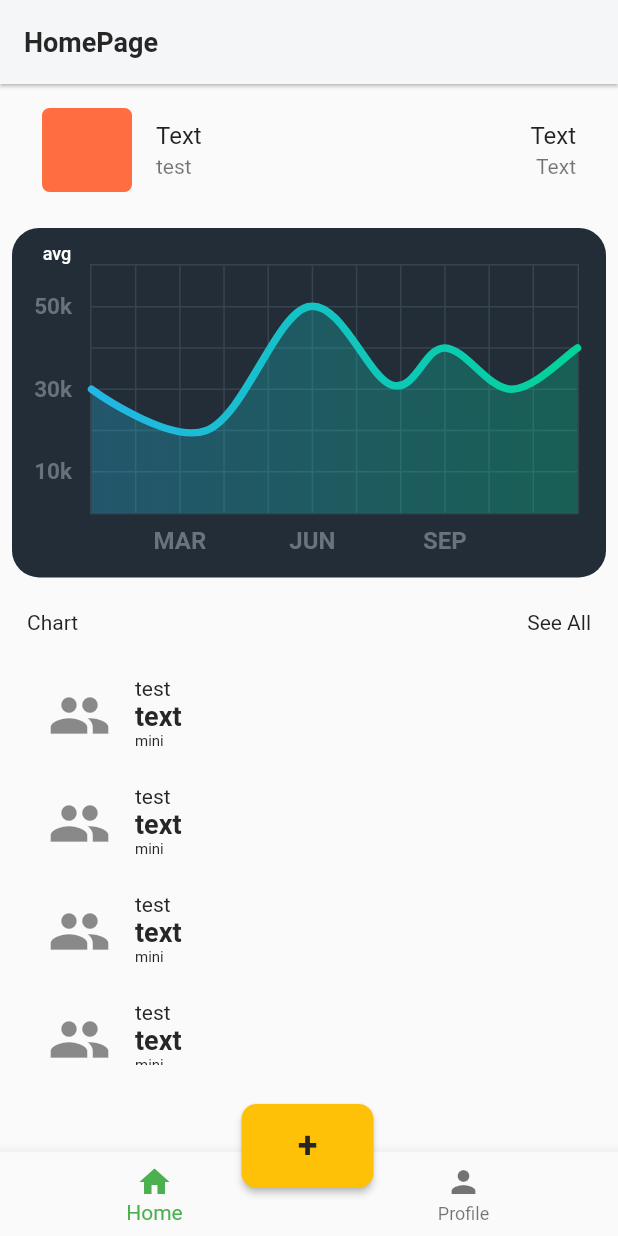
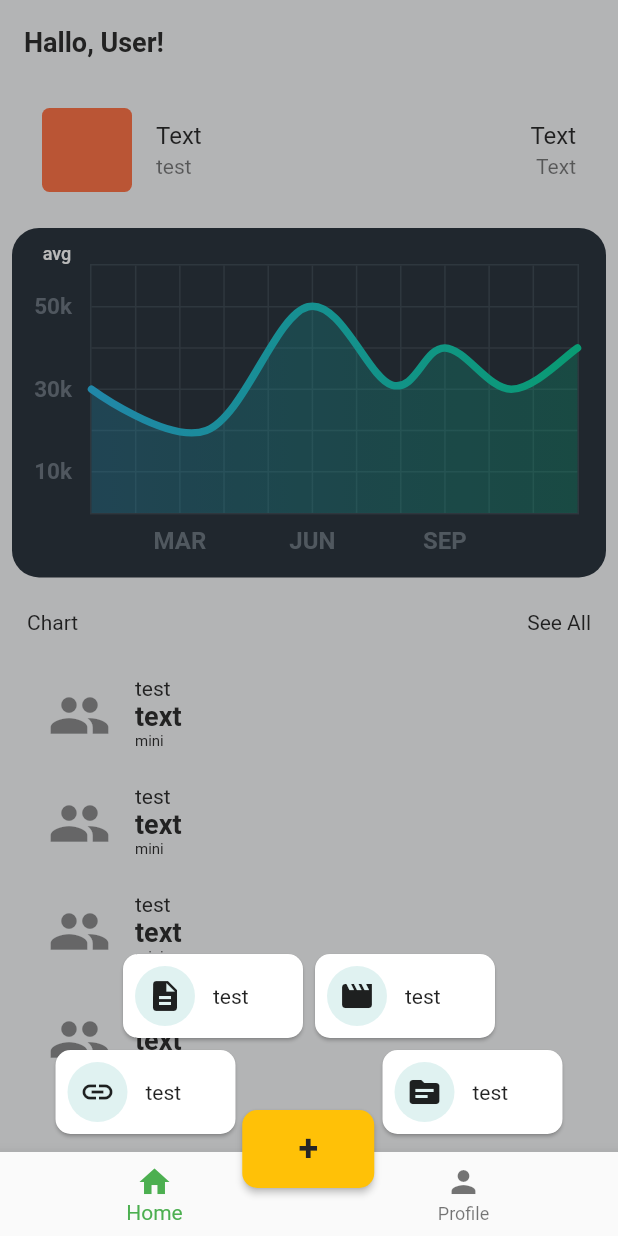
Before and after one commit to noersy/simbasa, a Flutter app: the DashboardPage screen opened directly, after a tap on an icon or button, on a phone screen of 412 x 824 dp. Run offline on Flutter 3.47's test engine with Material 2 defaults, Android fonts, the phone set to English and light mode, and no system bars; drawn by our look-alikes of fl_chart; our stand-ins replace flutter_spinkit, shared_preferences; accounts and stored records are empty; Roboto replaces fonts that are missing (Mulish).

Commit message:
floatting bottom

```diff
--- a/lib/view/DasboardPage/DashboardPage.dart
+++ b/lib/view/DasboardPage/DashboardPage.dart
@@ -5,6 +5,7 @@ import 'package:simbasa/theme/PaletteColor.dart';
 import 'package:simbasa/theme/TypographyStyle.dart';
 import 'package:simbasa/view/DasboardPage/HomePage/HomePage.dart';
 import 'package:simbasa/view/DasboardPage/HomePage/component/chart/linecart.dart';
+import 'package:simbasa/view/ProfilePage/ProfilePage.dart';
 
 class DashboardPage extends StatefulWidget {
   final String username;
@@ -17,6 +18,7 @@ class DashboardPage extends StatefulWidget {
 
 class _DashboardPageState extends State<DashboardPage> {
   int _bottomNavBarSelectedIndex = 0;
+  bool _addButton = false;
 
   @override
   Widget build(BuildContext context) {
@@ -24,8 +26,8 @@ class _DashboardPageState extends State<DashboardPage> {
       HomePage(),
       Container(),
     ];
-
     return Scaffold(
+      backgroundColor: PaletteColor.primarybg2,
       floatingActionButtonLocation: FloatingActionButtonLocation.endDocked,
       bottomNavigationBar: BottomNavigationBar(
         items: [
@@ -40,6 +42,7 @@ class _DashboardPageState extends State<DashboardPage> {
         ],
         currentIndex: _bottomNavBarSelectedIndex,
         selectedItemColor: Colors.green,
+        onTap: _onPressed,
       ),
       floatingActionButton: Padding(
         padding: const EdgeInsets.only(
@@ -47,16 +50,16 @@ class _DashboardPageState extends State<DashboardPage> {
         ),
         child: Container(
           alignment: Alignment.bottomCenter,
-          margin: const EdgeInsets.only(left: 30, bottom: 20),
+          margin: const EdgeInsets.only(left: 31, bottom: 20),
           child: RawMaterialButton(
+            onPressed: _onPressedAdd,
             fillColor: Colors.amber,
             shape: RoundedRectangleBorder(
               borderRadius: BorderRadius.circular(10),
             ),
             elevation: 2,
-            onPressed: () {},
             child: Padding(
-              padding: const EdgeInsets.all(14),
+              padding: const EdgeInsets.only(top: 12, bottom: 12),
               child: Text(
                 "+",
                 style: TypographyStyle.title,
@@ -65,7 +68,143 @@ class _DashboardPageState extends State<DashboardPage> {
           ),
         ),
       ),
-      body: _children[_bottomNavBarSelectedIndex],
+      body: Stack(
+        children: [
+          _children[_bottomNavBarSelectedIndex],
+          AnimatedSwitcher(
+            duration: const Duration(milliseconds: 150),
+            child: (_addButton)
+                ? GestureDetector(
+                    onTap: () {
+                      setState(() {
+                        _addButton = false;
+                      });
+                    },
+                    child: Container(
+                      color: PaletteColor.grey.withOpacity(0.3),
+                      child: Padding(
+                        padding: const EdgeInsets.all(8.0),
+                        child: Column(
+                          mainAxisAlignment: MainAxisAlignment.end,
+                          children: [
+                            Row(
+                              mainAxisAlignment: MainAxisAlignment.center,
+                              children: [
+                                _card(
+                                    title: "test",
+                                    icon: Icon(Icons.description),
+                                    onPressed: () {
+                                      print("a");
+                                      setState(() {
+                                        _addButton = false;
+                                      });
+                                    }),
+                                _card(
+                                  title: "test",
+                                  icon: Icon(Icons.movie),
+                                  onPressed: () {
+                                    print("a");
+                                    setState(() {
+                                      _addButton = false;
+                                    });
+                                  },
+                                ),
+                              ],
+                            ),
+                            Row(
+                              mainAxisAlignment: MainAxisAlignment.center,
+                              children: [
+                                _card(
+                                  title: "test",
+                                  icon: Icon(Icons.link),
+                                  onPressed: () {
+                                    print("a");
+                                    setState(() {
+                                      _addButton = false;
+                                    });
+                                  },
+                                ),
+                                SizedBox(
+                                  width: 90,
+                                ),
+                                _card(
+                                  title: "test",
+                                  icon: Icon(Icons.source),
+                                  onPressed: () {
+                                    print("a");
+                                    setState(() {
+                                      _addButton = false;
+                                    });
+                                  },
+                                ),
+                              ],
+                            ),
+                          ],
+                        ),
+                      ),
+                    ),
+                  )
+                : SizedBox.shrink(),
+          ),
+        ],
+      ),
     );
   }
+
+  InkWell _card({String title, Icon icon, Function onPressed}) {
+    return InkWell(
+      onTap: onPressed,
+      child: Card(
+        shape: RoundedRectangleBorder(
+          borderRadius: BorderRadius.circular(10),
+        ),
+        child: Container(
+          width: 120,
+          padding: const EdgeInsets.all(8),
+          child: Row(
+            children: [
+              Container(
+                child: Container(
+                  width: 40,
+                  height: 40,
+                  child: icon,
+                  decoration: BoxDecoration(
+                      shape: BoxShape.circle, color: Color(0xFFe0f2f1)),
+                ),
+              ),
+              Padding(
+                padding: const EdgeInsets.only(left: 12),
+                child: Text(title),
+              ),
+            ],
+          ),
+        ),
+      ),
+    );
+  }
+
+  void _onPressed(index) {
+    if (index == 0) print("Home");
+    if (index == 1)
+      Navigator.of(context).push(MaterialPageRoute(
+        builder: (context) => ProfilePage(),
+      ));
+  }
+
+  void _onPressedAdd() {
+    setState(() {
+      if (!_addButton)
+        _addButton = true;
+      else
+        _addButton = false;
+    });
+    print(_addButton);
+
+    // showDialog(
+    //   context: context,
+    //   builder: (context) => AlertDialog(
+    //
+    //   ),
+    // );
+  }
 }
--- a/lib/view/DasboardPage/HomePage/HomePage.dart
+++ b/lib/view/DasboardPage/HomePage/HomePage.dart
@@ -1,4 +1,5 @@
 import 'package:flutter/material.dart';
+import 'package:simbasa/theme/PaletteColor.dart';
 import 'package:simbasa/theme/TypographyStyle.dart';
 import 'package:simbasa/view/DasboardPage/HomePage/component/chart/linecart.dart';
 import 'package:simbasa/view/component/appbar/appbar.dart';
@@ -14,13 +15,20 @@ class _HomePageState extends State<HomePage> {
     return Container(
       alignment: Alignment.topCenter,
       child: Scaffold(
-        appBar: appbar(title: "HomePage"),
+        backgroundColor: PaletteColor.primarybg2,
+        appBar: appbar(
+          title: "Hallo, User!",
+        ),
         body: Container(
           child: Column(
             children: [
               Container(
                 margin: const EdgeInsets.only(
-                    top: 8, bottom: 8, left: 12, right: 12),
+                  top: 8,
+                  bottom: 8,
+                  left: 12,
+                  right: 12,
+                ),
                 width: MediaQuery.of(context).size.width,
                 child: ListTile(
                   leading: Container(
@@ -65,8 +73,8 @@ class _HomePageState extends State<HomePage> {
                   ],
                 ),
               ),
-              Container(
-                height: (MediaQuery.of(context).size.height / 2.88) + 0.98,
+              Expanded(
+                child: Padding(
                   padding: const EdgeInsets.all(8),
                   child: ListView(
                     physics: BouncingScrollPhysics(),
@@ -76,6 +84,7 @@ class _HomePageState extends State<HomePage> {
                       _listTile(subtitle: "test", title: "text", mini: "mini"),
                       _listTile(subtitle: "test", title: "text", mini: "mini"),
                     ],
+                  ),
                 ),
               ),
             ],
--- a/lib/view/component/appbar/appbar.dart
+++ b/lib/view/component/appbar/appbar.dart
@@ -1,14 +1,21 @@
-
 import 'package:flutter/material.dart';
 import 'package:simbasa/theme/PaletteColor.dart';
 import 'package:simbasa/theme/TypographyStyle.dart';
 
-AppBar appbar({@required String title}){
+AppBar appbar({@required String title}) {
   return AppBar(
     backgroundColor: PaletteColor.primarybg2,
-    title: Text(title, style: TypographyStyle.title.merge(TextStyle(
-      fontSize: 18,
-    )),),
-    elevation: 1,
+    iconTheme: IconThemeData(
+      color: Colors.black, //change your color here
+    ),
+    title: Text(
+      title,
+      style: TypographyStyle.title.merge(
+        TextStyle(
+          fontSize: 18,
+        ),
+      ),
+    ),
+    elevation: 0,
   );
 }
```
Also changed, not shown: lib/view/ProfilePage/ProfilePage.dart (added, +104 -0 lines), pubspec.lock, 1 other file. Lines whose indentation alone changed are shown as unchanged.
